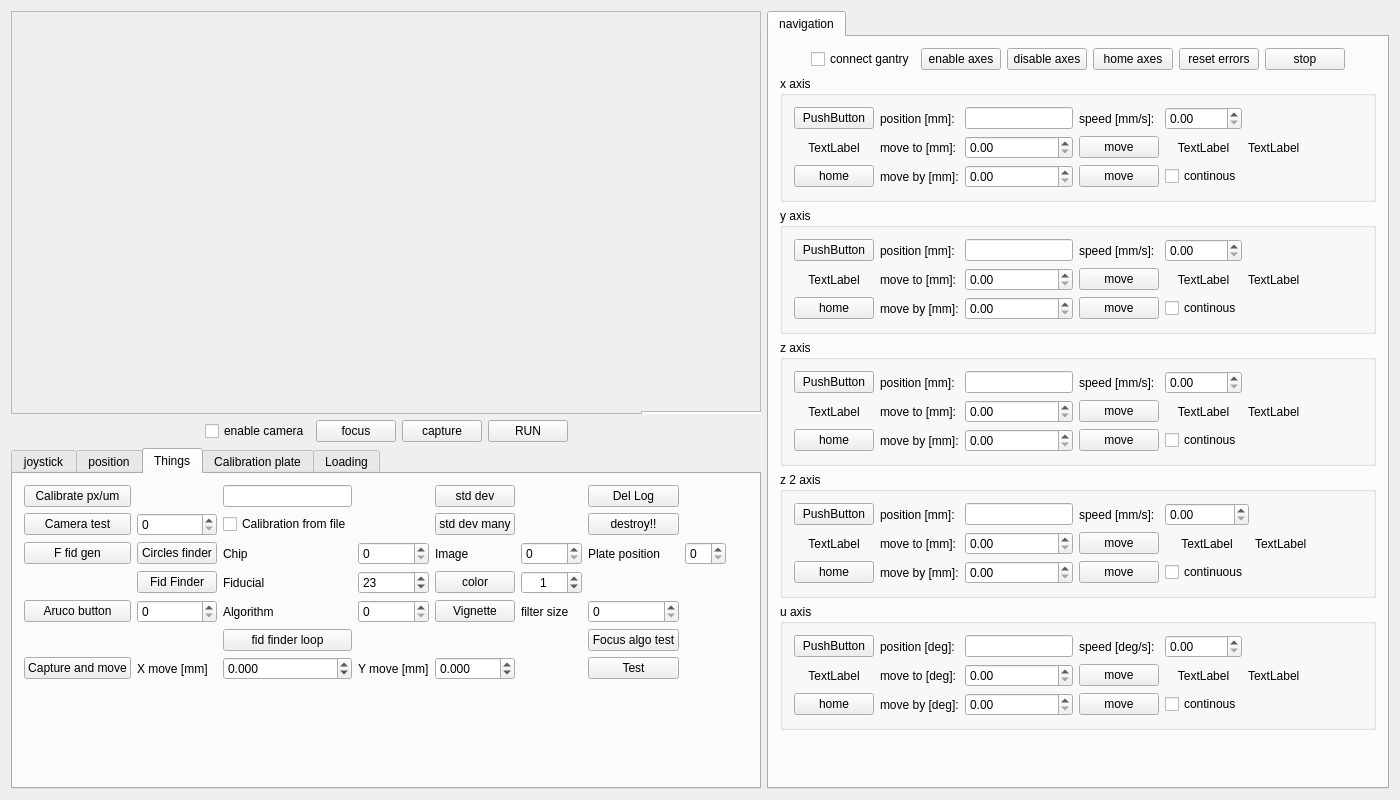
Qt form magrathea.ui (gitHleon/magrathea) before a commit.
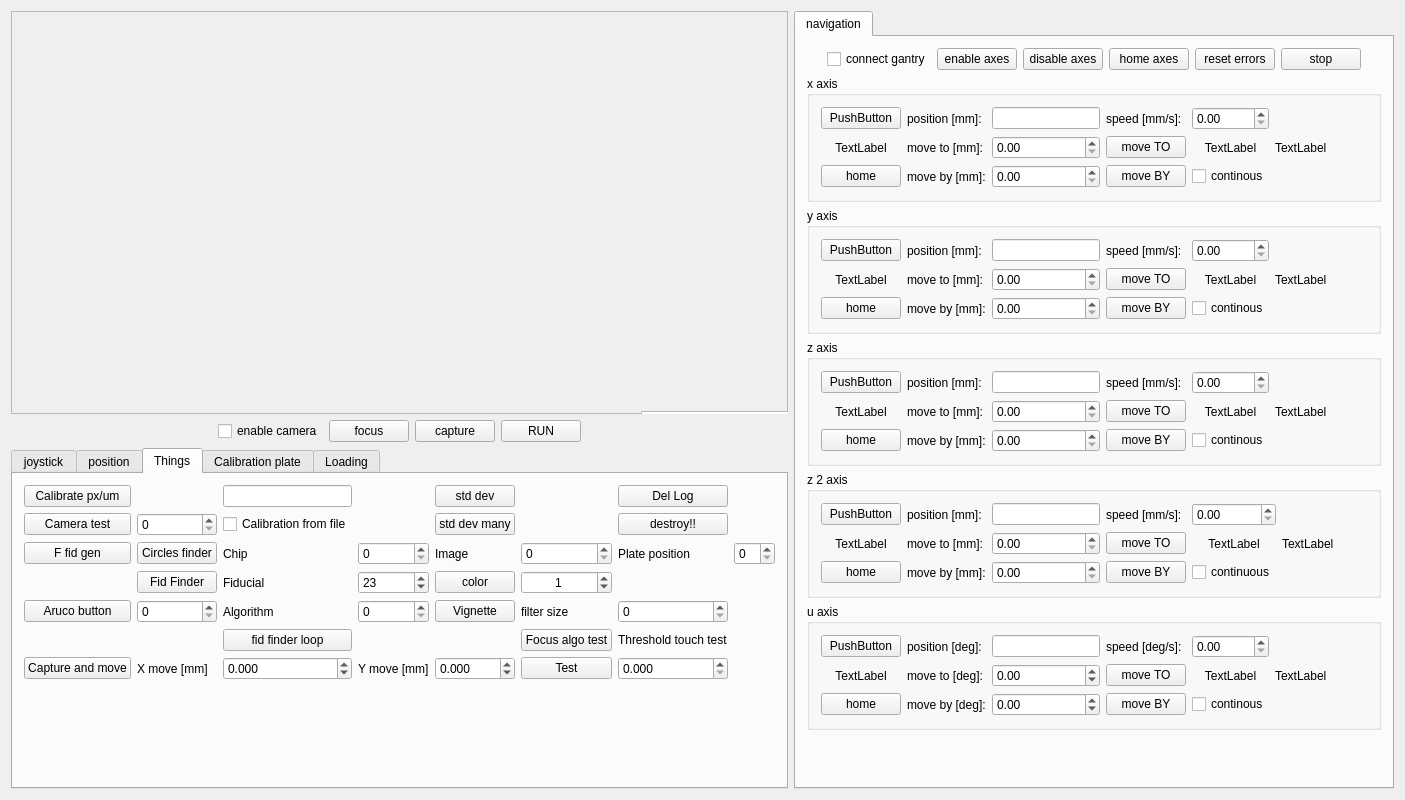
The same form after that commit.

```diff
--- a/magrathea.ui
+++ b/magrathea.ui
@@ -1073,13 +1073,6 @@
              </property>
             </widget>
            </item>
-           <item row="5" column="6">
-            <widget class="QPushButton" name="focusalgotest_pushButton">
-             <property name="text">
-              <string>Focus algo test</string>
-             </property>
-            </widget>
-           </item>
            <item row="2" column="1">
             <widget class="QPushButton" name="Circles_button">
              <property name="text">
@@ -1141,13 +1134,40 @@
              </property>
             </widget>
            </item>
-           <item row="6" column="6">
+           <item row="6" column="5">
             <widget class="QPushButton" name="TestButton">
              <property name="text">
               <string>Test</string>
              </property>
             </widget>
            </item>
+           <item row="5" column="5">
+            <widget class="QPushButton" name="focusalgotest_pushButton">
+             <property name="text">
+              <string>Focus algo test</string>
+             </property>
+            </widget>
+           </item>
+           <item row="5" column="6">
+            <widget class="QLabel" name="label_80">
+             <property name="text">
+              <string>Threshold touch test</string>
+             </property>
+            </widget>
+           </item>
+           <item row="6" column="6">
+            <widget class="QDoubleSpinBox" name="doubleSpinBox_thresholdTouch">
+             <property name="decimals">
+              <number>3</number>
+             </property>
+             <property name="maximum">
+              <double>1.000000000000000</double>
+             </property>
+             <property name="singleStep">
+              <double>0.010000000000000</double>
+             </property>
+            </widget>
+           </item>
           </layout>
          </item>
          <item row="1" column="0">
@@ -1917,7 +1937,7 @@
                </sizepolicy>
               </property>
               <property name="text">
-               <string>move</string>
+               <string>move BY</string>
               </property>
              </widget>
             </item>
@@ -1988,7 +2008,7 @@
                </sizepolicy>
               </property>
               <property name="text">
-               <string>move</string>
+               <string>move TO</string>
               </property>
              </widget>
             </item>
@@ -2089,7 +2109,7 @@
                </sizepolicy>
               </property>
               <property name="text">
-               <string>move</string>
+               <string>move BY</string>
               </property>
              </widget>
             </item>
@@ -2170,7 +2190,7 @@
                </sizepolicy>
               </property>
               <property name="text">
-               <string>move</string>
+               <string>move TO</string>
               </property>
              </widget>
             </item>
@@ -2387,7 +2407,7 @@
                </sizepolicy>
               </property>
               <property name="text">
-               <string>move</string>
+               <string>move BY</string>
               </property>
              </widget>
             </item>
@@ -2413,7 +2433,7 @@
                </sizepolicy>
               </property>
               <property name="text">
-               <string>move</string>
+               <string>move TO</string>
               </property>
              </widget>
             </item>
@@ -2550,7 +2570,7 @@
                </sizepolicy>
               </property>
               <property name="text">
-               <string>move</string>
+               <string>move BY</string>
               </property>
              </widget>
             </item>
@@ -2589,7 +2609,7 @@
                </sizepolicy>
               </property>
               <property name="text">
-               <string>move</string>
+               <string>move TO</string>
               </property>
              </widget>
             </item>
@@ -2636,10 +2656,24 @@
              </widget>
             </item>
             <item row="2" column="2">
-             <widget class="QDoubleSpinBox" name="uAxisStepDoubleSpinBox"/>
+             <widget class="QDoubleSpinBox" name="uAxisStepDoubleSpinBox">
+              <property name="minimum">
+               <double>-360.000000000000000</double>
+              </property>
+              <property name="maximum">
+               <double>360.000000000000000</double>
+              </property>
+             </widget>
             </item>
             <item row="1" column="2">
-             <widget class="QDoubleSpinBox" name="uAxisPositionMoveDoubleSpinBox"/>
+             <widget class="QDoubleSpinBox" name="uAxisPositionMoveDoubleSpinBox">
+              <property name="minimum">
+               <double>-360.000000000000000</double>
+              </property>
+              <property name="maximum">
+               <double>360.000000000000000</double>
+              </property>
+             </widget>
             </item>
             <item row="0" column="0">
              <widget class="QPushButton" name="EnableButton_U">
@@ -2805,14 +2839,14 @@
             <item row="1" column="3">
              <widget class="QPushButton" name="z_2_AxisPositionMoveButton">
               <property name="text">
-               <string>move</string>
+               <string>move TO</string>
               </property>
              </widget>
             </item>
             <item row="2" column="3">
              <widget class="QPushButton" name="z_2_AxisStepMoveButton">
               <property name="text">
-               <string>move</string>
+               <string>move BY</string>
               </property>
              </widget>
             </item>
```
